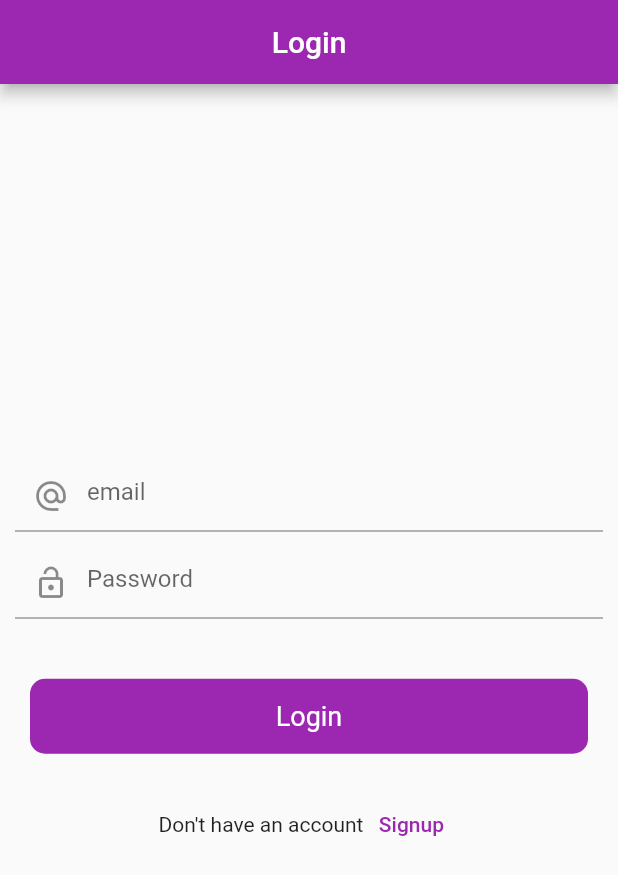
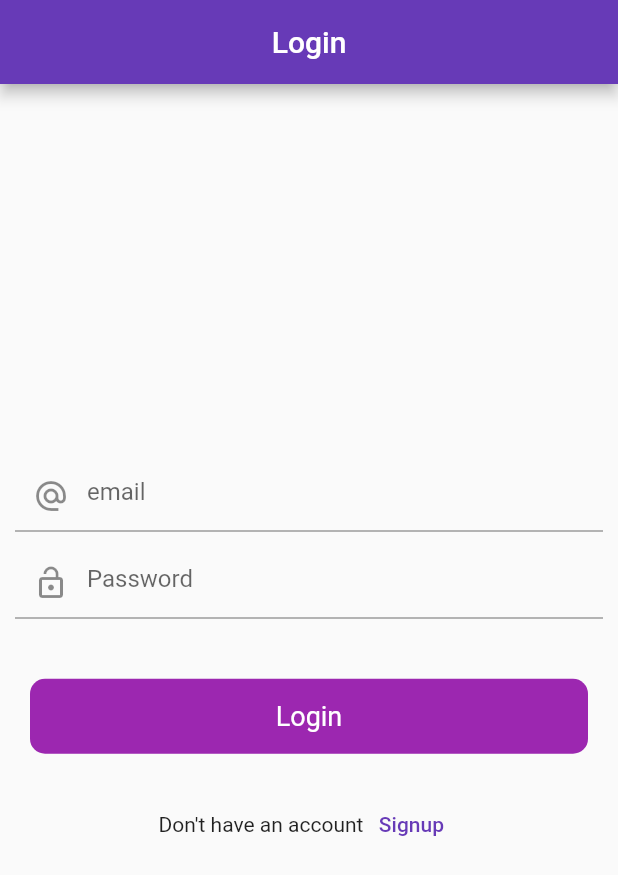
Before and after one commit to umair899/firebase, a Flutter app: the screen it shows after launch, on a phone screen of 412 x 824 dp. Shown: the top 875 px of the screen. Run offline on Flutter 3.47's test engine with Material 2 defaults, Android fonts, the phone set to English and light mode, and no system bars; our stand-ins replace firebase_auth, firebase_core, fluttertoast; accounts and stored records are empty.

Commit message:
apply changes 2

```diff
--- a/lib/main.dart
+++ b/lib/main.dart
@@ -19,7 +19,7 @@ class MyApp extends StatelessWidget {
       title: 'Flutter Demo',
       theme: ThemeData(
 
-        primarySwatch: Colors.purple,
+        primarySwatch: Colors.deepPurple,
       ),
       home: SplashScreen()
     );
--- a/lib/ui/auth/signup_screen.dart
+++ b/lib/ui/auth/signup_screen.dart
@@ -85,7 +85,7 @@ class _signupScreenState extends State<signupScreen> {
           Padding(
             padding: const EdgeInsets.symmetric(horizontal: 20),
             child: RoundButton(
-              title: 'Signup'  ,
+              title: 'Signup',
               loading: loading,
               onTap: () {
                 try {
```
